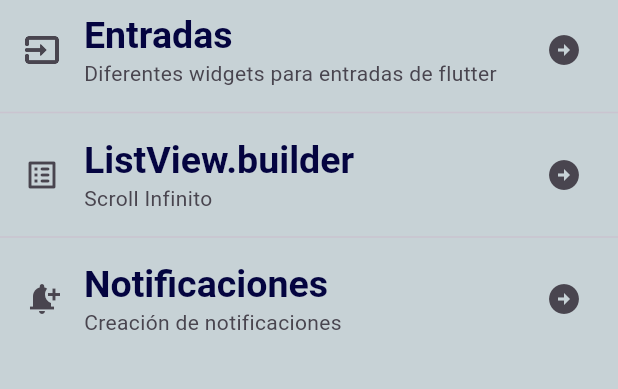
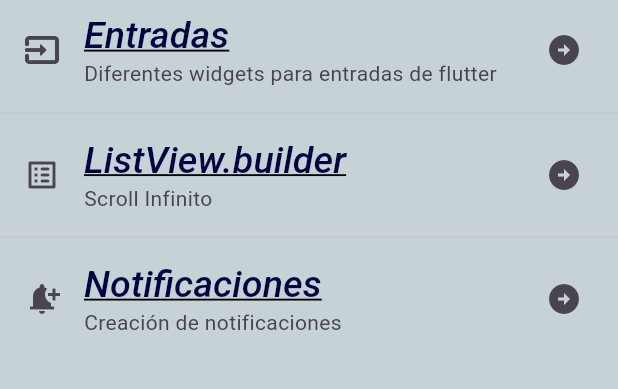
Before and after one commit to Rolando1233/componentes_flutter, a Flutter app: the screen it shows after launch, on a phone screen of 412 x 824 dp, the part 84-473 px from its top. Run offline on Flutter 3.47's test engine with Material 3 defaults, Android fonts, the phone set to English and light mode, and no system bars; our stand-ins replace google_fonts; Roboto replaces fonts that are missing (Merienda).

Commit message:
Adding Google Fonts to the AppTheme

```diff
--- a/lib/theme/app_theme.dart
+++ b/lib/theme/app_theme.dart
@@ -1,20 +1,25 @@
 import 'package:flutter/material.dart';
+import 'package:google_fonts/google_fonts.dart';
 
 class AppTheme{
   //Declaraciones de color
   static const mainColor = Color.fromARGB(255, 153, 210, 226);
-  static const backColor = Color.fromARGB(255, 199, 210, 214);
+  static const backColor =  Color.fromARGB(255, 199, 210, 214);
 
   //Declaraciones del tema claro
   static final ThemeData lightTheme = ThemeData.light().copyWith(
     scaffoldBackgroundColor: backColor,
     appBarTheme: const AppBarTheme(color: mainColor),
-    textTheme: const TextTheme(
-      headlineLarge: TextStyle(
-        color: Color.fromARGB(255, 4, 4, 64),
+    textTheme:  TextTheme(
+      headlineLarge: GoogleFonts.merienda(
+        color: const Color.fromARGB(255, 4, 4, 64),
         fontSize: 25.0,
-        fontWeight: FontWeight.bold,
-        fontFamily: 'sans-serif'
+        fontWeight: FontWeight.w500,
+        decoration: TextDecoration.underline,
+        decorationColor: Colors.black,
+        decorationStyle: TextDecorationStyle.solid,
+        decorationThickness: 1.0,
+        fontStyle: FontStyle.italic
       )
     )
   );
--- a/pubspec.yaml
+++ b/pubspec.yaml
@@ -9,6 +9,7 @@ environment:
 dependencies:
   flutter:
     sdk: flutter
+  google_fonts: ^6.1.0
 
 dev_dependencies:
   flutter_test:
```
Also changed, not shown: pubspec.lock.
